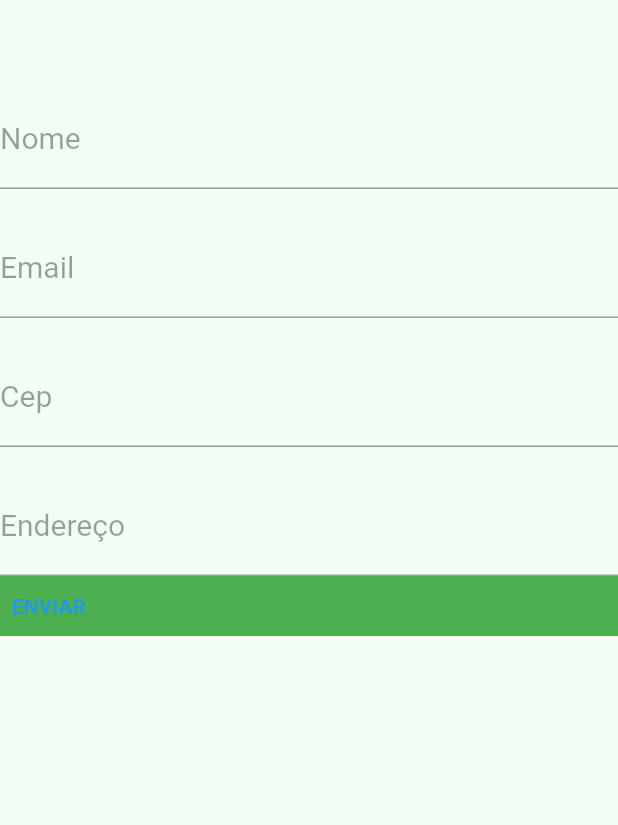
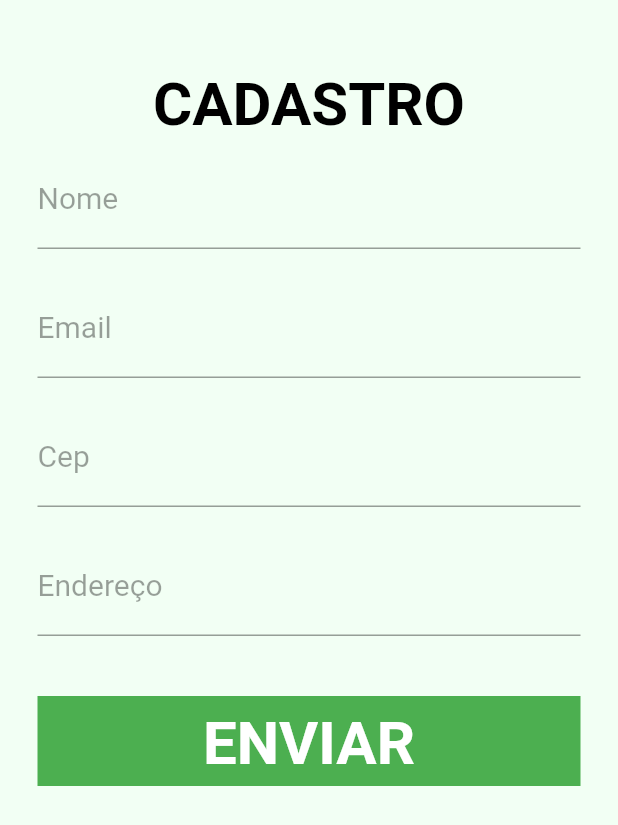
Before and after one commit to ZiusDH/Teste_Kokuati, a Flutter app: the screen it shows after launch, on a phone screen of 412 x 824 dp. Shown: the top 825 px of the screen. Run offline on Flutter 3.47's test engine with Material 2 defaults, Android fonts, the phone set to English and light mode, and no system bars.

Commit message:
Formulário Finalizado

```diff
--- a/lib/pages/form.dart
+++ b/lib/pages/form.dart
@@ -1,6 +1,3 @@
-import 'dart:ffi';
-import 'dart:ui';
-
 import 'package:flutter/material.dart';
 import 'package:flutter/src/widgets/container.dart';
 import 'package:flutter/src/widgets/framework.dart';
@@ -11,22 +8,31 @@ class Formulario extends StatelessWidget {
   @override
   Widget build(BuildContext context) {
     return Scaffold(
-      /*appBar: AppBar(
-        title: Text(
-          "CADASTRO",
-          style: TextStyle(
-            fontWeight: FontWeight.bold,
-            fontSize: 28.0,
-          ),
+      body: Container(
+        padding: EdgeInsets.only(
+          top: 40,
+          left: 25,
+          right: 25,
         ),
-      ),*/
-      body: Container(
         //text: Text("CADASTRO"),
         color: Color(0xFFF2FFF4),
         child: ListView(
           children: <Widget>[
             SizedBox(
               height: 60,
+              child: Row(
+                mainAxisAlignment: MainAxisAlignment.center,
+                children: [
+                  Text(
+                    "CADASTRO",
+                    style: TextStyle(
+                      color: Colors.black,
+                      fontSize: 40,
+                      fontWeight: FontWeight.bold,
+                    ),
+                  ),
+                ],
+              ),
             ),
             TextFormField(
               keyboardType: TextInputType.name,
@@ -105,8 +111,12 @@ class Formulario extends StatelessWidget {
                 fontWeight: FontWeight.bold,
               ),
             ),
+            SizedBox(
+              height: 40,
+            ),
             Container(
-              height: 40,
+              height: 60,
+              width: 90,
               decoration: BoxDecoration(
                 color: Colors.green,
               ),
@@ -114,8 +124,16 @@ class Formulario extends StatelessWidget {
                   onPressed: () {},
                   child: SizedBox.expand(
                     child: Row(
+                      mainAxisAlignment: MainAxisAlignment.center,
                       children: [
-                        Text("ENVIAR"),
+                        Text(
+                          "ENVIAR",
+                          style: TextStyle(
+                            color: Colors.white,
+                            fontSize: 40,
+                            fontWeight: FontWeight.bold,
+                          ),
+                        ),
                       ],
                     ),
                   )),
```
